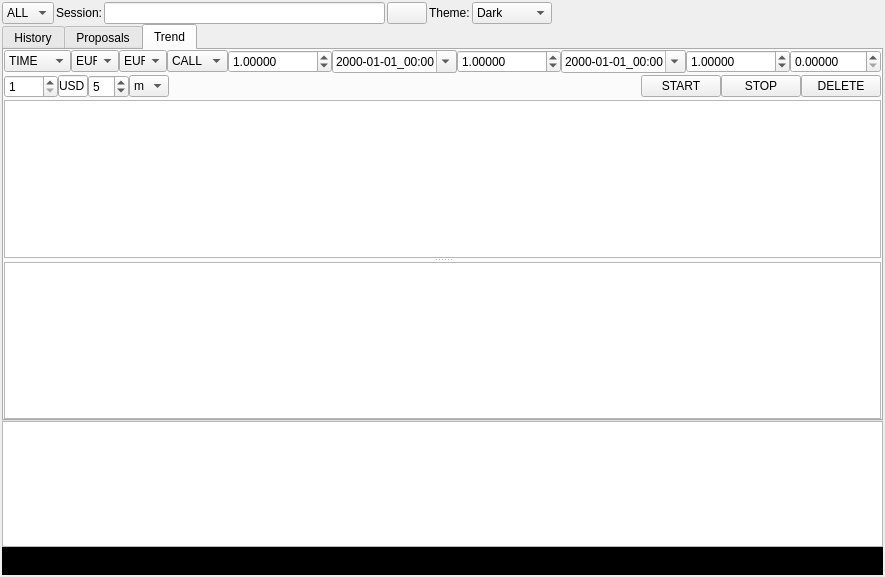
Above: ui/wdgcentral.ui from fabriziodesiati/BrokerTelegramBot before the change. Below: the same form after it.
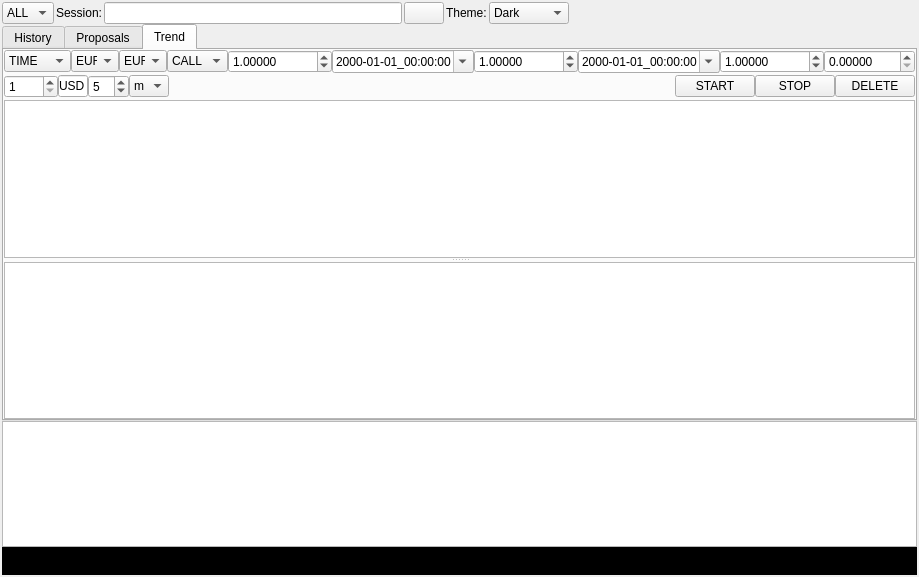
That is the form after the change. Icons and pictures are not drawn.

Commit message: MAJOR: use regular expression to read telegram messages

Diff of the .ui file:
```diff
--- a/ui/wdgcentral.ui
+++ b/ui/wdgcentral.ui
@@ -637,7 +637,7 @@
          <item>
           <widget class="QDateTimeEdit" name="dtTrendStart">
            <property name="displayFormat">
-            <string>yyyy-MM-dd_hh:mm</string>
+            <string>yyyy-MM-dd_hh:mm:ss</string>
            </property>
            <property name="calendarPopup">
             <bool>true</bool>
@@ -660,7 +660,7 @@
          <item>
           <widget class="QDateTimeEdit" name="dtTrendStop">
            <property name="displayFormat">
-            <string>yyyy-MM-dd_hh:mm</string>
+            <string>yyyy-MM-dd_hh:mm:ss</string>
            </property>
            <property name="calendarPopup">
             <bool>true</bool>
```
Left out of the diff: 2 changed lines with no effect on the pictures. The commit also changes 1 other file.
